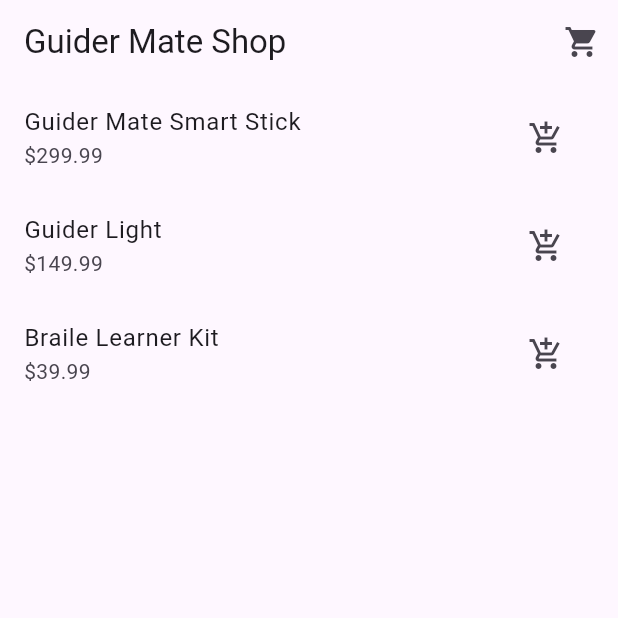
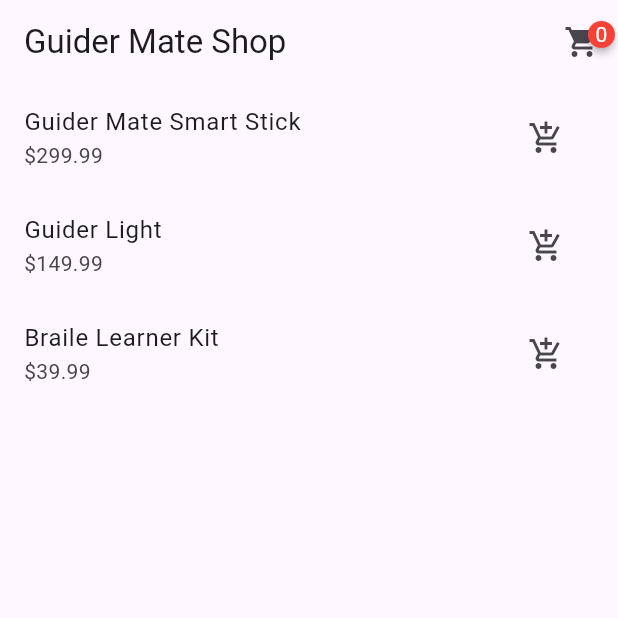
Before and after one commit to rawanrashad/cart_shopping_provider, a Flutter app: the screen it shows after launch, on a phone screen of 412 x 824 dp, the top half of it. Run offline on Flutter 3.47's test engine with Material 3 defaults, Android fonts, the phone set to English and light mode, and no system bars; drawn by our look-alikes of badges.

Commit message:
Added badge to shopping cart icon in ProductOverviewScreen to display the number of items in the cart.

```diff
--- a/lib/screens/product_overview_screen.dart
+++ b/lib/screens/product_overview_screen.dart
@@ -1,6 +1,7 @@
 import 'package:cart_app_provider/model/cart.dart';
 import 'package:flutter/material.dart';
 import 'package:provider/provider.dart';
+import 'package:badges/badges.dart' as badges;
 
 class ProductOverviewScreen extends StatelessWidget {
   final List<Map<String, Object>> products = [
@@ -15,11 +16,22 @@ class ProductOverviewScreen extends StatelessWidget {
       appBar: AppBar(
         title: Text('Guider Mate Shop'),
         actions: [
-          IconButton(
-            icon: Icon(Icons.shopping_cart),
-            onPressed: () {
-              Navigator.of(context).pushNamed('/cart');
-            },
+          Consumer<Cart>(
+            builder: (_, cart, ch) => IconButton(
+              icon: badges.Badge(
+                badgeContent: Text(
+                  cart.itemCount.toString(),
+                  style: TextStyle(color: Colors.white),
+                ),
+                child: Icon(Icons.shopping_cart),
+                badgeStyle: badges.BadgeStyle(
+                  badgeColor: Colors.red,
+                ),
+              ),
+              onPressed: () {
+                Navigator.of(context).pushNamed('/cart');
+              },
+            ),
           ),
         ],
       ),
```
Also changed, not shown: pubspec.yaml (+1 -6 lines), pubspec.lock, 1 other file.
